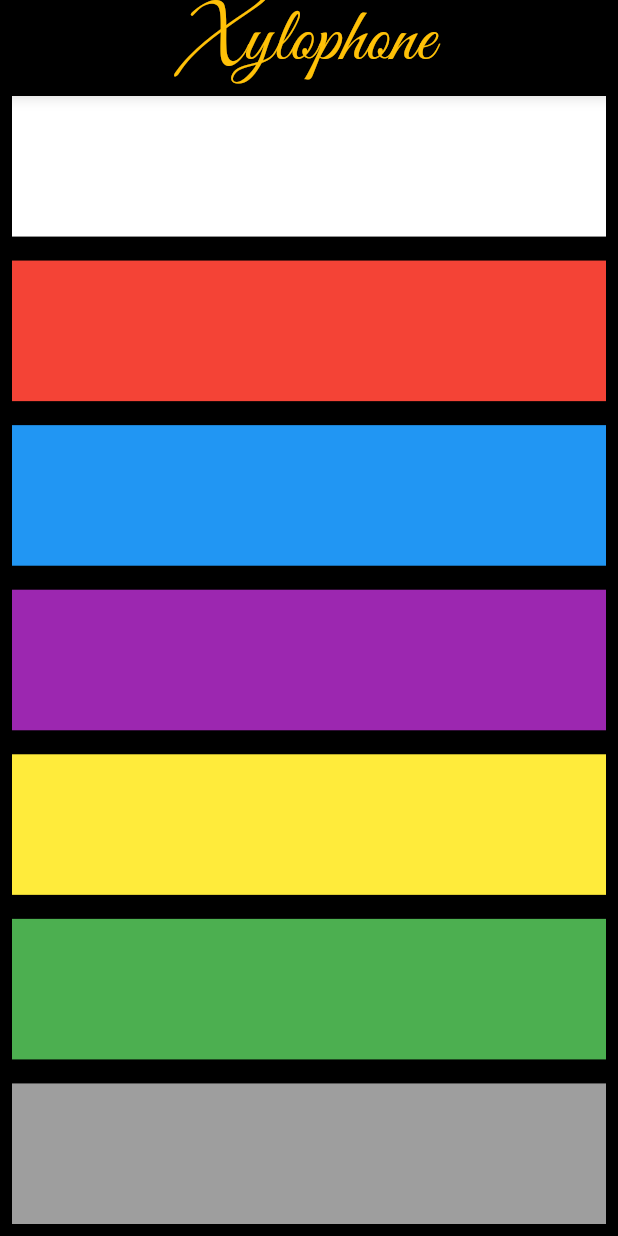
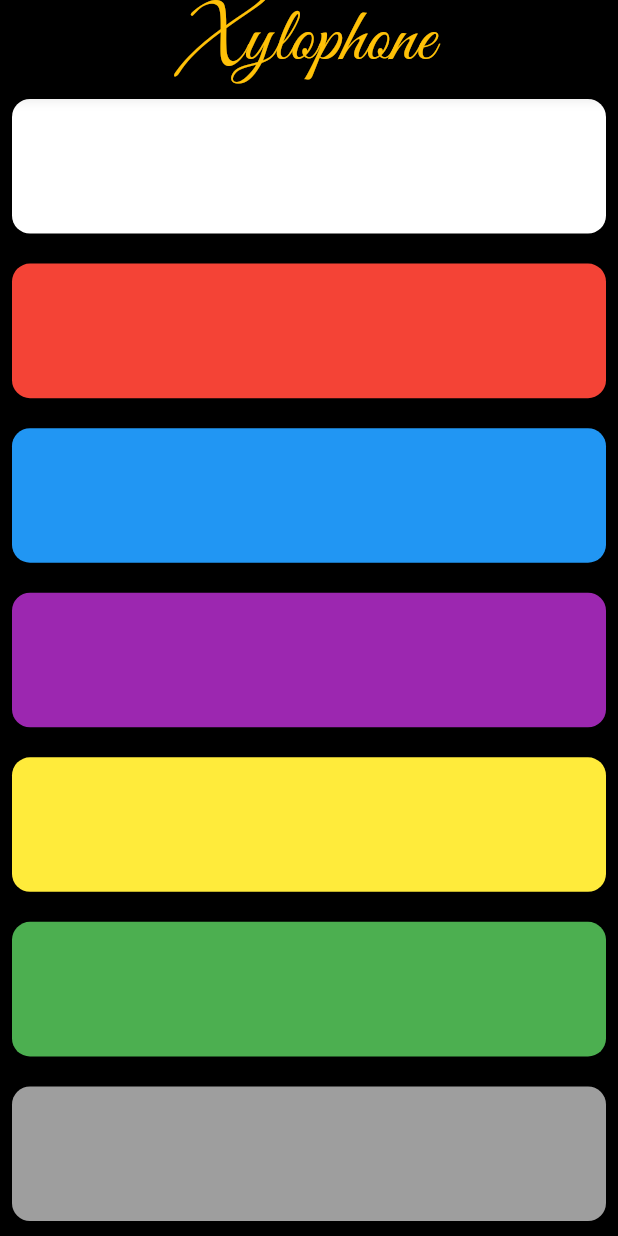
Before and after one commit to Ryll974/xylo, a Flutter app: the screen it shows after launch, on a phone screen of 412 x 824 dp. Run offline on Flutter 3.47's test engine with Material 2 defaults, Android fonts, the phone set to English and light mode, and no system bars; our stand-ins replace just_audio.

Commit message:
commit 3 -- mise en forme des containers (arrondis et marges)

```diff
--- a/lib/main.dart
+++ b/lib/main.dart
@@ -1,4 +1,5 @@
 import 'package:flutter/material.dart';
+import 'package:just_audio/just_audio.dart';
 
 void main() {
   runApp(
@@ -38,64 +39,71 @@ class _XyloPhoneState extends State<XyloPhone> {
         Expanded(
           child: TextButton(
               child: Container(
-                color: Colors.white,
+                margin: const EdgeInsets.fromLTRB(0, 2, 0, 2),
+                decoration: new BoxDecoration(color: Colors.white,borderRadius: BorderRadius.all(Radius.circular(12))),
               ),
               onPressed: () {
-                print('Pressed');
+                print('Pressed note 1');
               }),
         ),
         Expanded(
           child: TextButton(
               child: Container(
-                color: Colors.red,
+                margin: const EdgeInsets.fromLTRB(0, 2, 0, 2),
+                decoration: new BoxDecoration(color: Colors.red,borderRadius: BorderRadius.all(Radius.circular(12))),
               ),
               onPressed: () {
-                print('Pressed');
+                print('Pressed note 2');
               }),
         ),
         Expanded(
           child: TextButton(
               child: Container(
-                color: Colors.blue,
+                margin: const EdgeInsets.fromLTRB(0, 2, 0, 2),
+                decoration: new BoxDecoration(color: Colors.blue,borderRadius: BorderRadius.all(Radius.circular(12))),
               ),
               onPressed: () {
-                print('Pressed');
+                print('Pressed note 3');
               }),
         ),
         Expanded(
           child: TextButton(
               child: Container(
-                color: Colors.purple,
+                margin: const EdgeInsets.fromLTRB(0, 2, 0, 2),
+                decoration: new BoxDecoration(color: Colors.purple,borderRadius: BorderRadius.all(Radius.circular(12))),
               ),
               onPressed: () {
-                print('Pressed');
+                print('Pressed note 4');
               }),
         ),
         Expanded(
           child: TextButton(
               child: Container(
-                color: Colors.yellow,
+                margin: const EdgeInsets.fromLTRB(0, 2, 0, 2),
+                decoration: new BoxDecoration(color: Colors.yellow,borderRadius: BorderRadius.all(Radius.circular(12))),
               ),
               onPressed: () {
-                print('Pressed');
+                print('Pressed note 5');
               }),
         ),
         Expanded(
           child: TextButton(
               child: Container(
-                color: Colors.green,
+                margin: const EdgeInsets.fromLTRB(0, 2, 0, 2),
+                decoration: new BoxDecoration(color: Colors.green,borderRadius: BorderRadius.all(Radius.circular(12))),
               ),
               onPressed: () {
-                print('Pressed');
+                print('Pressed note 6');
               }),
         ),
         Expanded(
           child: TextButton(
               child: Container(
-                color: Colors.grey,
+                margin: const EdgeInsets.fromLTRB(0, 2, 0, 2),
+                decoration: new BoxDecoration(color: Colors.grey,borderRadius: BorderRadius.all(Radius.circular(12))),
               ),
               onPressed: () {
-                print('Pressed');
+                print('Pressed note 7');
               }),
         ),
       ],
--- a/pubspec.yaml
+++ b/pubspec.yaml
@@ -1,5 +1,5 @@
 name: macartepro
-description: app qui affiche ma carte pro
+description: app qui affiche un xylophone intéractif
 
 publish_to: 'none' # Remove this line if you wish to publish to pub.dev
 
@@ -11,6 +11,7 @@ environment:
 dependencies:
   flutter:
     sdk: flutter
+  just_audio: ^0.9.18
 
 dev_dependencies:
   flutter_test:
```
Also changed, not shown: pubspec.lock.
